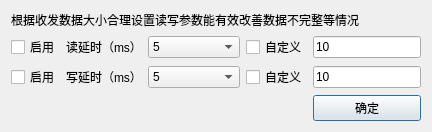
x-tools-author/x-tools, file Src/Common/SAKDebugPage/Other/ReadWriteSettings/ReadWriteSettingsWidget.ui: the form before one commit.
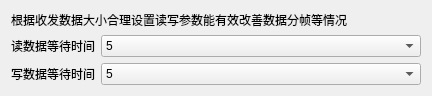
The form after the commit.

Commit message: 完成读写参数设置

Patch:
```diff
--- a/Src/Common/SAKDebugPage/Other/ReadWriteSettings/ReadWriteSettingsWidget.ui
+++ b/Src/Common/SAKDebugPage/Other/ReadWriteSettings/ReadWriteSettingsWidget.ui
@@ -7,69 +7,29 @@
     <x>0</x>
     <y>0</y>
     <width>432</width>
-    <height>126</height>
+    <height>82</height>
    </rect>
   </property>
   <property name="windowTitle">
    <string>收发参数设置</string>
   </property>
   <layout class="QGridLayout" name="gridLayout">
-   <item row="2" column="0">
-    <widget class="QCheckBox" name="checkBoxRead">
-     <property name="text">
-      <string>启用</string>
-     </property>
-    </widget>
-   </item>
-   <item row="0" column="0" colspan="5">
+   <item row="0" column="0" colspan="2">
     <widget class="QLabel" name="label_3">
      <property name="text">
-      <string>根据收发数据大小合理设置读写参数能有效改善数据不完整等情况</string>
+      <string>根据收发数据大小合理设置读写参数能有效改善数据分帧等情况</string>
      </property>
     </widget>
    </item>
-   <item row="2" column="4">
-    <widget class="QLineEdit" name="lineEditRead">
-     <property name="sizePolicy">
-      <sizepolicy hsizetype="Expanding" vsizetype="Fixed">
-       <horstretch>0</horstretch>
-       <verstretch>0</verstretch>
-      </sizepolicy>
-     </property>
-     <property name="text">
-      <string>10</string>
-     </property>
-     <property name="maxLength">
-      <number>2</number>
-     </property>
-     <property name="placeholderText">
-      <string>单位：毫秒</string>
-     </property>
-    </widget>
-   </item>
-   <item row="3" column="0">
-    <widget class="QCheckBox" name="checkBoxWrite">
-     <property name="text">
-      <string>启用</string>
-     </property>
-    </widget>
-   </item>
-   <item row="3" column="3">
-    <widget class="QCheckBox" name="checkBoxCustomWrite">
-     <property name="text">
-      <string>自定义</string>
-     </property>
-    </widget>
-   </item>
-   <item row="2" column="1">
+   <item row="1" column="0">
     <widget class="QLabel" name="label">
      <property name="text">
-      <string>读延时（ms）</string>
+      <string>读数据等待时间</string>
      </property>
     </widget>
    </item>
-   <item row="2" column="2">
-    <widget class="QComboBox" name="comboBoxRead">
+   <item row="1" column="1">
+    <widget class="QComboBox" name="readParametersComboBox">
      <property name="sizePolicy">
       <sizepolicy hsizetype="Expanding" vsizetype="Fixed">
        <horstretch>0</horstretch>
@@ -133,42 +93,15 @@
      </item>
     </widget>
    </item>
-   <item row="4" column="4">
-    <widget class="QPushButton" name="pushButton">
-     <property name="text">
-      <string>确定</string>
-     </property>
-    </widget>
-   </item>
-   <item row="3" column="4">
-    <widget class="QLineEdit" name="lineEditWrite">
-     <property name="text">
-      <string>10</string>
-     </property>
-     <property name="maxLength">
-      <number>2</number>
-     </property>
-     <property name="placeholderText">
-      <string>单位：毫秒</string>
-     </property>
-    </widget>
-   </item>
-   <item row="3" column="1">
+   <item row="2" column="0">
     <widget class="QLabel" name="label_2">
      <property name="text">
-      <string>写延时（ms）</string>
+      <string>写数据等待时间</string>
      </property>
     </widget>
    </item>
-   <item row="2" column="3">
-    <widget class="QCheckBox" name="checkBoxCustomRead">
-     <property name="text">
-      <string>自定义</string>
-     </property>
-    </widget>
-   </item>
-   <item row="3" column="2">
-    <widget class="QComboBox" name="comboBoxWrite">
+   <item row="2" column="1">
+    <widget class="QComboBox" name="writeParametersComboBox">
      <property name="sizePolicy">
       <sizepolicy hsizetype="Expanding" vsizetype="Fixed">
        <horstretch>0</horstretch>
@@ -232,19 +165,6 @@
      </item>
     </widget>
    </item>
-   <item row="1" column="2">
-    <spacer name="verticalSpacer">
-     <property name="orientation">
-      <enum>Qt::Vertical</enum>
-     </property>
-     <property name="sizeHint" stdset="0">
-      <size>
-       <width>20</width>
-       <height>40</height>
-      </size>
-     </property>
-    </spacer>
-   </item>
   </layout>
  </widget>
  <resources/>
```
Left out of the diff: 99 changed lines with no effect on the pictures. The commit also changes 2 other files.
